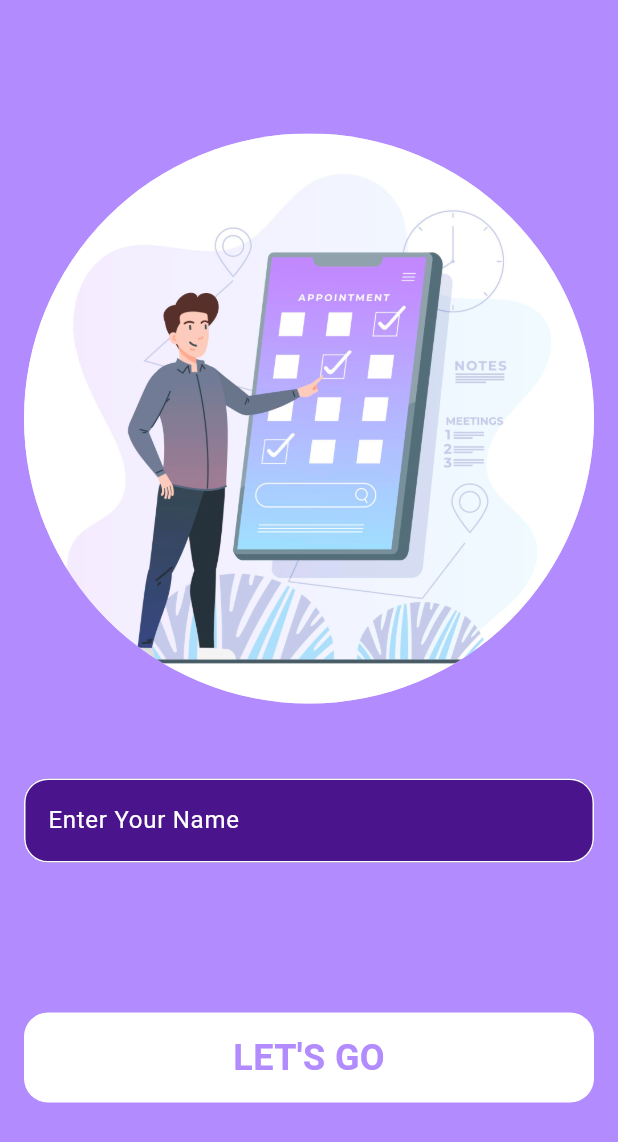
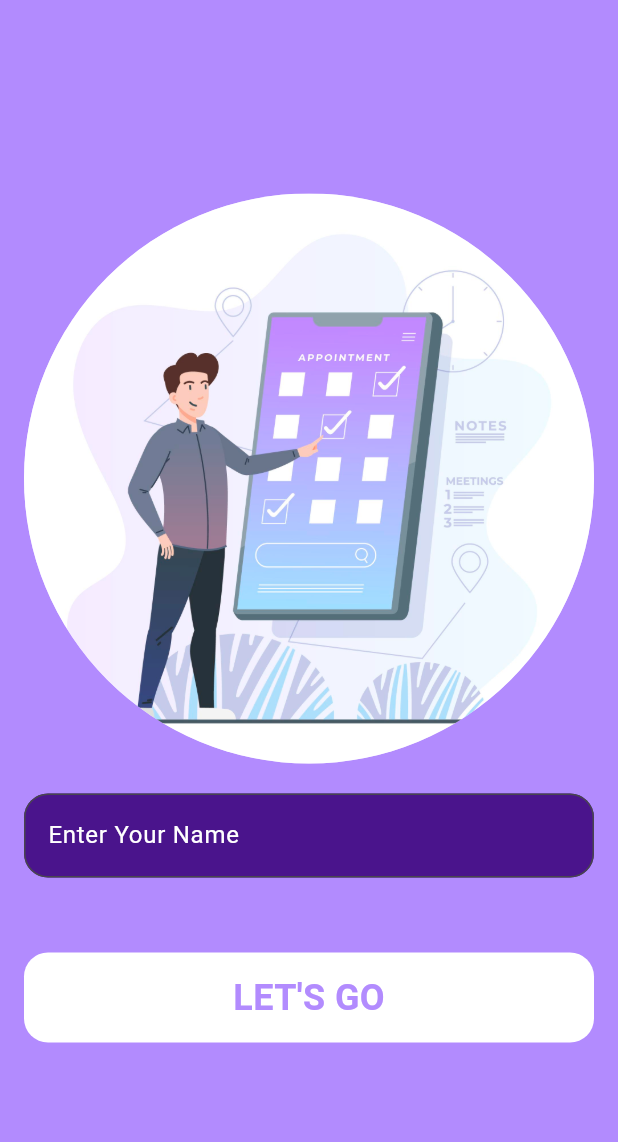
Before and after one commit to mozidan27/ToDoFinalLook, a Flutter app: the screen it shows after launch, on a phone screen of 412 x 824 dp. Shown: the top 1142 px of the screen. Run offline on Flutter 3.47's test engine with Material 3 defaults, Android fonts, the phone set to English and light mode, and no system bars.

Commit message:
finishing welcome page

```diff
--- a/lib/Pages/welcome_page.dart
+++ b/lib/Pages/welcome_page.dart
@@ -1,19 +1,25 @@
-import 'package:flutter/cupertino.dart';
 import 'package:flutter/material.dart';
-import 'package:flutter/widgets.dart';
-import 'package:gap/gap.dart';
 import 'package:todo/Pages/home_page.dart';
 import 'package:todo/widgets/mybutton.dart';
 
-class WelcomePage extends StatelessWidget {
+class WelcomePage extends StatefulWidget {
   const WelcomePage({super.key});
 
-  void _navigation(BuildContext context) {
+  @override
+  State<WelcomePage> createState() => _WelcomePageState();
+}
+
+class _WelcomePageState extends State<WelcomePage> {
+  final TextEditingController _myController = TextEditingController();
+
+  void _navigate(BuildContext context) {
+    final String userName = _myController.text.trim();
     Navigator.of(context).push(MaterialPageRoute(
       builder: (context) {
-        return const HomePage();
+        return HomePage(userName: userName);
       },
     ));
+    _myController.clear();
   }
 
   @override
@@ -30,8 +36,10 @@ class WelcomePage extends StatelessWidget {
                 backgroundImage: AssetImage('assets/WB.jpg'),
                 radius: 190,
               ),
-              const Gap(50),
+              const SizedBox(height: 20),
               TextField(
+                style: const TextStyle(color: Colors.white),
+                controller: _myController,
                 decoration: InputDecoration(
                   fillColor: Colors.purple[900],
                   filled: true,
@@ -43,29 +51,11 @@ class WelcomePage extends StatelessWidget {
                       Radius.circular(16),
                     ),
                   ),
-                  enabledBorder: const OutlineInputBorder(
-                    borderSide: BorderSide(color: Colors.white),
-                    borderRadius: BorderRadius.all(
-                      Radius.circular(16),
-                    ),
-                  ),
-                  disabledBorder: const OutlineInputBorder(
-                    borderRadius: BorderRadius.all(
-                      Radius.circular(16),
-                    ),
-                    borderSide: BorderSide(color: Colors.white),
-                  ),
-                  focusedBorder: const OutlineInputBorder(
-                    borderRadius: BorderRadius.all(
-                      Radius.circular(16),
-                    ),
-                    borderSide: BorderSide(color: Colors.white),
-                  ),
                 ),
               ),
-              const Gap(100),
+              const SizedBox(height: 50),
               GestureDetector(
-                onTap: () => _navigation(context),
+                onTap: () => _navigate(context),
                 child: const MyButton(
                   buttonName: "LET'S GO",
                 ),
```
Also changed, not shown: lib/Pages/home_page.dart (+13 -2 lines).
